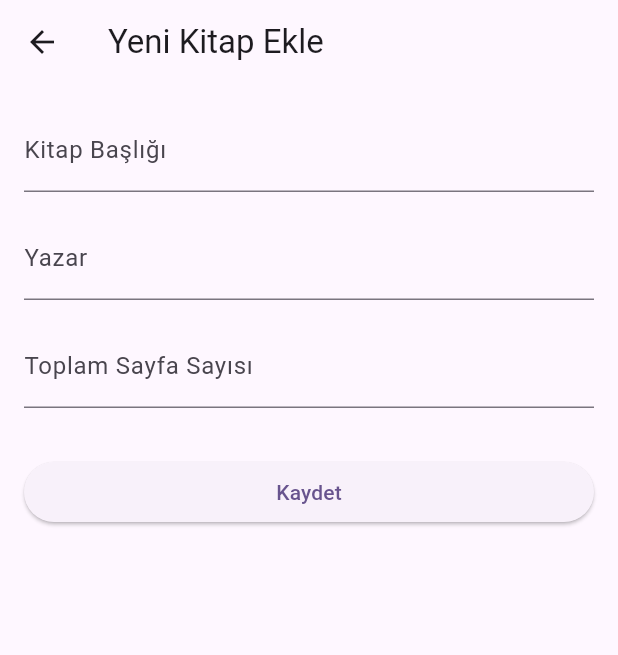
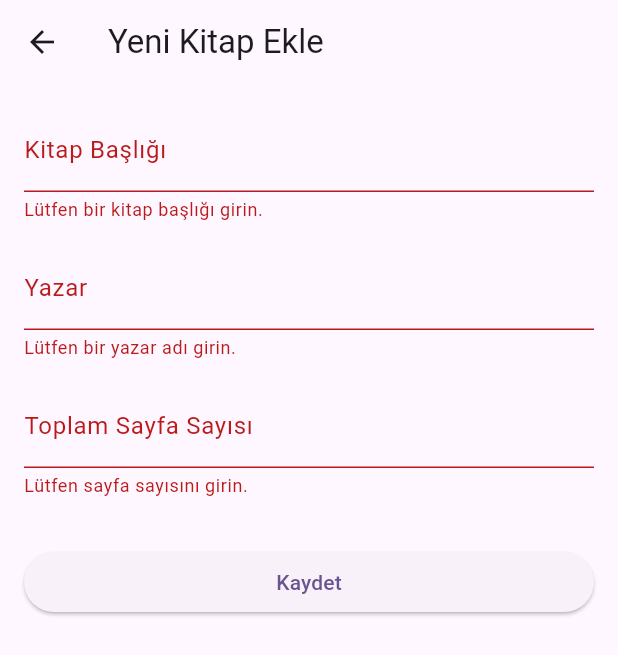
Before and after one commit to cihanozdemir01/okuma_mentoru_frontend, a Flutter app: the AddBookScreen screen opened directly, after a tap on "Kaydet", on a phone screen of 412 x 824 dp. Shown: the top 655 px of the screen. Run offline on Flutter 3.47's test engine with Material 3 defaults, Android fonts, the light colour scheme and no system bars; our stand-ins replace confetti; network calls fail.

Commit message:
feat: Arayüz iyileştirmeleri, SnackBar bildirimleri ve özel uygulama ikonu eklendi

```diff
--- a/lib/screens/add_book_screen.dart
+++ b/lib/screens/add_book_screen.dart
@@ -2,6 +2,7 @@
 
 import 'package:flutter/material.dart';
 import 'package:okuma_mentoru_mobil/services/api_service.dart';
+import 'package:okuma_mentoru_mobil/utils/snackbar_helper.dart';
 
 class AddBookScreen extends StatefulWidget {
   const AddBookScreen({super.key});
@@ -11,52 +12,59 @@ class AddBookScreen extends StatefulWidget {
 }
 
 class _AddBookScreenState extends State<AddBookScreen> {
-  // ApiService nesnesini oluştur
+  // --- YENİ EKLENEN ANAHTAR ---
+  // Form'un durumunu yönetmek ve doğrulamak için bir GlobalKey oluşturuyoruz.
+  final _formKey = GlobalKey<FormState>();
+  // --- ANAHTARIN SONU ---
+
   final ApiService apiService = ApiService();
-
-  // Form alanlarındaki metni okumak için Controller'lar
   final _titleController = TextEditingController();
   final _authorController = TextEditingController();
   final _pagesController = TextEditingController();
 
-  // Widget ağaçtan kaldırıldığında controller'ları temizle
+  // isLoading state'i ve _saveProgress metodu
+  bool _isLoading = false;
+
+  Future<void> _saveProgress() async {
+    // 1. Formun geçerli olup olmadığını kontrol et.
+    if (_formKey.currentState!.validate()) {
+      // Eğer geçerliyse, yüklenme durumunu başlat.
+      setState(() {
+        _isLoading = true;
+      });
+
+      final title = _titleController.text;
+      final author = _authorController.text;
+      final totalPages = int.parse(_pagesController.text); // int.parse yeterli, kontrolü validatör yapıyor.
+
+      try {
+        await apiService.addKitap(title, author, totalPages);
+
+        if (mounted) {
+          SnackBarHelper.showSuccess(context, 'Kitap başarıyla eklendi!');
+          Navigator.pop(context);
+        }
+      } catch (e) {
+        if (mounted) {
+          SnackBarHelper.showError(context, 'Kitap eklenirken bir hata oluştu.');
+        }
+      } finally {
+        // İşlem başarılı da olsa, hata da olsa yüklenme durumunu bitir.
+        if (mounted) {
+          setState(() {
+            _isLoading = false;
+          });
+        }
+      }
+    }
+  }
+
   @override
   void dispose() {
     _titleController.dispose();
     _authorController.dispose();
     _pagesController.dispose();
     super.dispose();
-  }
-
-  // "Kaydet" butonuna tıklandığında çalışacak olan asenkron metot
-  Future<void> _submitData() async {
-    // Form alanlarından verileri al
-    final title = _titleController.text;
-    final author = _authorController.text;
-    // Sayfa sayısını String'den int'e çevir
-    final totalPages = int.tryParse(_pagesController.text) ?? 0;
-
-    // Alanların boş olup olmadığını kontrol et
-    if (title.isNotEmpty && author.isNotEmpty && totalPages > 0) {
-      try {
-        // API'ye yeni kitabı ekleme isteği gönder
-        await apiService.addKitap(title, author, totalPages);
-
-        // İstek başarılı olursa, bir önceki ekrana geri dön
-        // `mounted` kontrolü, widget hala ekrandaysa işlem yapılmasını garantiler.
-        if (mounted) {
-          Navigator.pop(context);
-        }
-      } catch (e) {
-        // Hata oluşursa, konsola hatayı yazdır
-        print('Kitap eklenirken hata oluştu: $e');
-        // TODO: Kullanıcıya bir hata mesajı göstermek daha iyi olur (örn: SnackBar).
-      }
-    } else {
-      // Alanlar boşsa kullanıcıyı uyar
-      print('Lütfen tüm alanları doldurun.');
-      // TODO: Kullanıcıya bir uyarı mesajı göstermek daha iyi olur.
-    }
   }
 
   @override
@@ -67,34 +75,65 @@ class _AddBookScreenState extends State<AddBookScreen> {
       ),
       body: Padding(
         padding: const EdgeInsets.all(16.0),
-        child: Column(
-          crossAxisAlignment: CrossAxisAlignment.stretch,
+        // --- YENİ WIDGET: Form ---
+        child: Form(
+          key: _formKey, // Form'u anahtarımızla ilişkilendiriyoruz.
+          child: ListView( // Column yerine ListView kullanarak klavye açıldığında taşmayı önlüyoruz.
             children: [
-            TextField(
+              // --- WIDGET GÜNCELLEMESİ: TextFormField ---
+              TextFormField(
                 controller: _titleController,
                 decoration: const InputDecoration(labelText: 'Kitap Başlığı'),
+                // Doğrulama kuralı
+                validator: (value) {
+                  if (value == null || value.trim().isEmpty) {
+                    return 'Lütfen bir kitap başlığı girin.';
+                  }
+                  return null; // null döndürmek, 'geçerli' demektir.
+                },
               ),
               const SizedBox(height: 16),
-            TextField(
+              TextFormField(
                 controller: _authorController,
                 decoration: const InputDecoration(labelText: 'Yazar'),
+                validator: (value) {
+                  if (value == null || value.trim().isEmpty) {
+                    return 'Lütfen bir yazar adı girin.';
+                  }
+                  return null;
+                },
               ),
               const SizedBox(height: 16),
-            TextField(
+              TextFormField(
                 controller: _pagesController,
                 decoration: const InputDecoration(labelText: 'Toplam Sayfa Sayısı'),
                 keyboardType: TextInputType.number,
+                validator: (value) {
+                  if (value == null || value.isEmpty) {
+                    return 'Lütfen sayfa sayısını girin.';
+                  }
+                  if (int.tryParse(value) == null) {
+                    return 'Lütfen geçerli bir sayı girin.';
+                  }
+                  if (int.parse(value) <= 0) {
+                    return 'Sayfa sayısı 0\'dan büyük olmalı.';
+                  }
+                  return null;
+                },
               ),
               const SizedBox(height: 32),
-            // Kaydet Butonu
-            ElevatedButton(
-              // Butona basıldığında yukarıda tanımladığımız _submitData metodunu çağır.
-              onPressed: _submitData,
+              // --- GÜNCELLENEN BUTON ---
+              // Yüklenme durumuna göre ya butonu ya da animasyonu gösteriyoruz.
+              _isLoading
+                  ? const Center(child: CircularProgressIndicator())
+                  : ElevatedButton(
+                      onPressed: _saveProgress,
                       child: const Text('Kaydet'),
                     ),
             ],
           ),
         ),
+      ),
     );
   }
 }
```
Also changed, not shown: lib/screens/book_detail_screen.dart (+104 -36 lines), lib/utils/snackbar_helper.dart (added, +65 -0 lines), pubspec.yaml (+10 -0 lines), assets/images/icon.png (added), pubspec.lock, 29 other files. Lines whose indentation alone changed are shown as unchanged.
